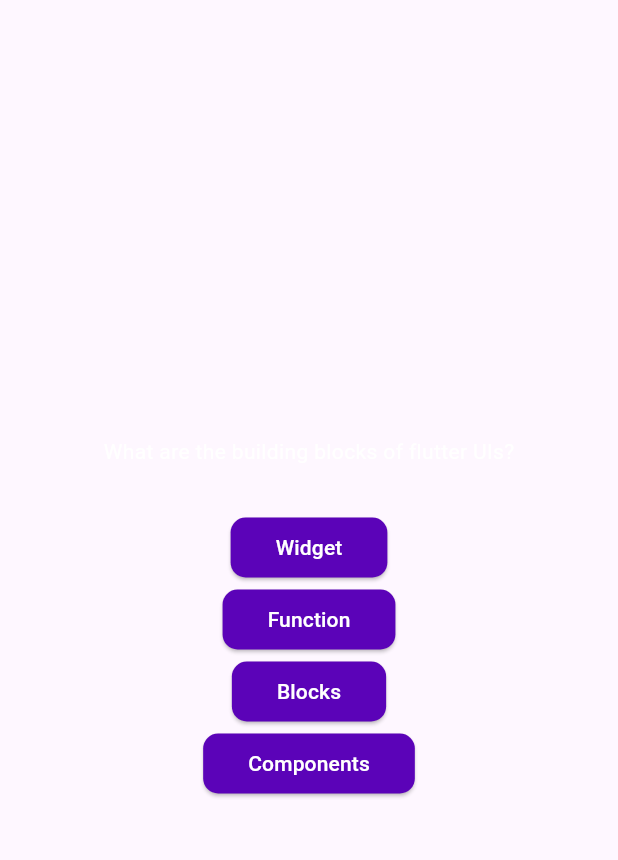
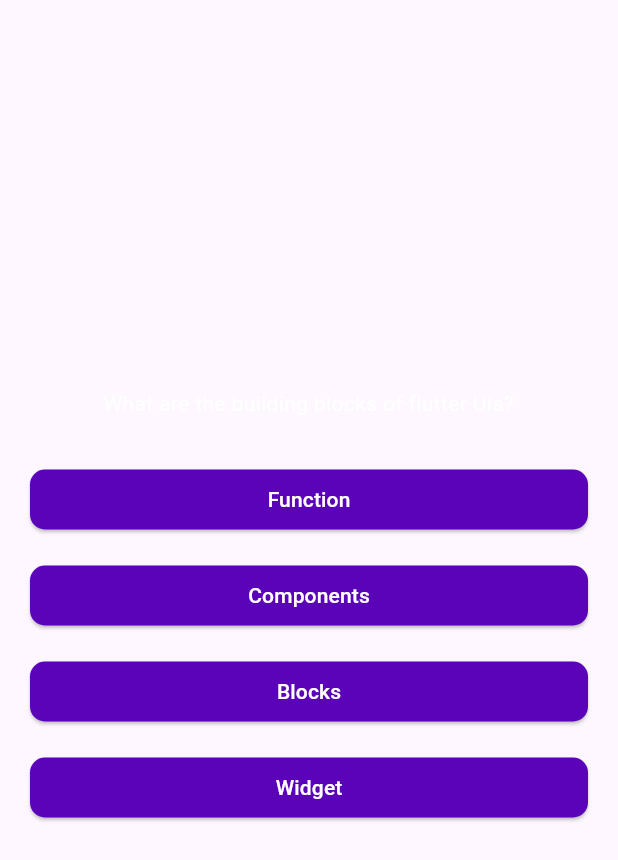
Before and after one commit to Dolma455/quiz_app, a Flutter app: the QuestionsScreen widget shown alone on an empty page, opened directly, on a phone screen of 412 x 824 dp. Shown: the top 860 px of the screen. Run offline on Flutter 3.47's test engine with Material 3 defaults, Android fonts, the light colour scheme and no system bars.

Commit message:
feat: Shuffled list to display answers randomly

```diff
--- a/lib/models/quiz_questions.dart
+++ b/lib/models/quiz_questions.dart
@@ -7,5 +7,9 @@ class QuizQuestion {
     required this.answers,
   });
 
-
+  List<String> getShuffledAnswer() {
+    final shuffledList = List.of(answers);
+    shuffledList.shuffle();
+    return shuffledList;
+  }
 }
--- a/lib/screen/questions_screen.dart
+++ b/lib/screen/questions_screen.dart
@@ -15,26 +15,34 @@ class _QuestionsScreenState extends State<QuestionsScreen> {
     final currentQuestion = questions[0];
     return SizedBox(
       width: double.infinity,
+      child: Container(
+        margin: const EdgeInsets.all(20),
         child: Column(
           mainAxisAlignment: MainAxisAlignment.center,
+          crossAxisAlignment: CrossAxisAlignment.stretch,
           children: [
             Text(
               currentQuestion.text,
               style: const TextStyle(
                 color: Colors.white,
               ),
+              textAlign: TextAlign.center,
             ),
             const SizedBox(
               height: 30,
             ),
-          ...currentQuestion.answers.map((answer) {
-            return AnswerButton(
+            ...currentQuestion.getShuffledAnswer().map((answer) {
+              return Padding(
+                padding: const EdgeInsets.only(bottom: 16),
+                child: AnswerButton(
                   answerText: answer,
                   onTap: () {},
+                ),
               );
             }),
           ],
         ),
+      ),
     );
   }
 }
--- a/lib/widget/answer_button.dart
+++ b/lib/widget/answer_button.dart
@@ -12,7 +12,6 @@ class AnswerButton extends StatelessWidget {
   @override
   Widget build(BuildContext context) {
     return ElevatedButton(
-
         onPressed: onTap,
         style: ElevatedButton.styleFrom(
             padding: const EdgeInsets.symmetric(horizontal: 30, vertical: 10),
```
Lines whose indentation alone changed are shown as unchanged.
